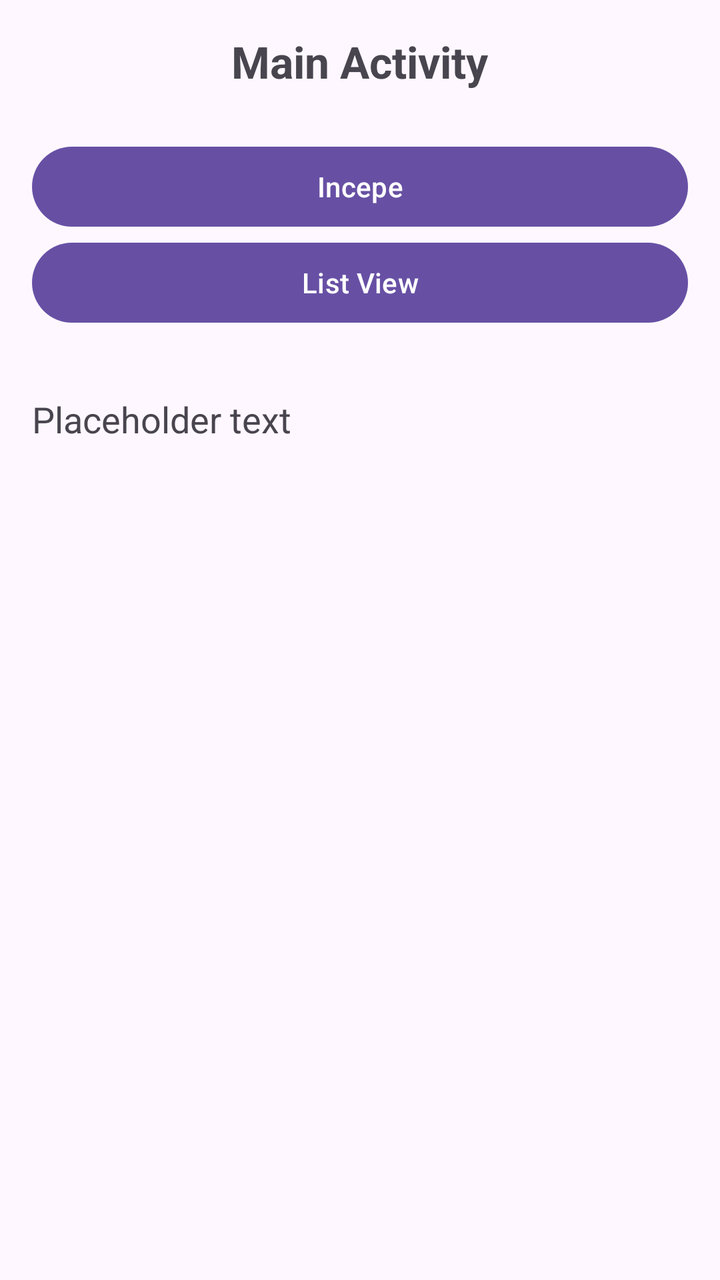
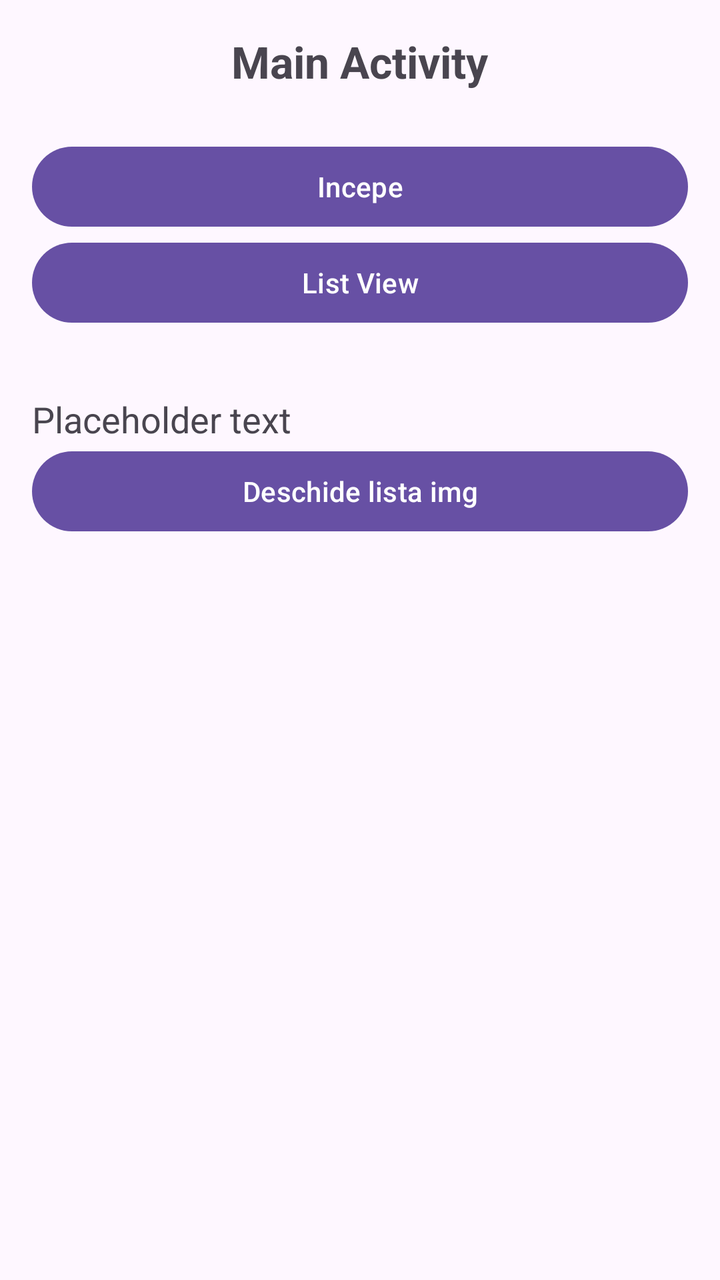

Compare the two renders of this Android layout. The source of the first and the diff that turns it into the second are given below.
<!-- AndroidManifest.xml: application theme Theme.OLTEAN_PAUL_ACTIVITATEDAM2026 -->
<!-- res/layout/activity_main.xml -->
<?xml version="1.0" encoding="utf-8"?>
<LinearLayout xmlns:android="http://schemas.android.com/apk/res/android"
    android:layout_width="match_parent"
    android:layout_height="match_parent"
    android:orientation="vertical"
    android:padding="16dp"
    android:gravity="center_horizontal">

    <TextView
        android:layout_width="wrap_content"
        android:layout_height="wrap_content"
        android:text="@string/main_activity"
        android:textSize="22sp"
        android:textStyle="bold"
        android:layout_marginBottom="24dp" />

    <Button
        android:id="@+id/btn_deschide_formular"
        android:layout_width="match_parent"
        android:layout_height="wrap_content"
        android:text="@string/begin_activity" />
    <Button
        android:id="@+id/btn_deschidere_listView"
        android:layout_width="match_parent"
        android:layout_height="wrap_content"
        android:text="@string/list_view"
        />

    <TextView
        android:id="@+id/tv_rezultat"
        android:layout_width="match_parent"
        android:layout_height="wrap_content"
        android:layout_marginTop="32dp"
        android:textSize="18sp"
        android:text="@string/placeholder_text" />

</LinearLayout>
<!-- resources referenced by this layout -->
<resources>
  <string name="begin_activity">Incepe</string>
  <string name="list_view">List View</string>
  <string name="main_activity">Main Activity</string>
  <string name="placeholder_text">Placeholder text</string>
  <style name="Theme.OLTEAN_PAUL_ACTIVITATEDAM2026" parent="Base.Theme.OLTEAN_PAUL_ACTIVITATEDAM2026" />
  <style name="Base.Theme.OLTEAN_PAUL_ACTIVITATEDAM2026" parent="Theme.Material3.DayNight.NoActionBar">
          
          
      </style>
</resources>

<!-- the commit's change to res/layout/activity_main.xml (unified diff, before → after) -->
@@ -34,4 +34,10 @@
         android:textSize="18sp"
         android:text="@string/placeholder_text" />
 
+    <Button
+        android:layout_width="match_parent"
+        android:layout_height="wrap_content"
+        android:id="@+id/btn_google"
+        android:text="@string/deschide_lista_img"/>
+
 </LinearLayout>
<!-- resource entries referenced after the edit -->
@@ -1,6 +1,7 @@
 <!-- resources referenced by this layout -->
 <resources>
   <string name="begin_activity">Incepe</string>
+  <string name="deschide_lista_img">Deschide lista img</string>
   <string name="list_view">List View</string>
   <string name="main_activity">Main Activity</string>
   <string name="placeholder_text">Placeholder text</string>
